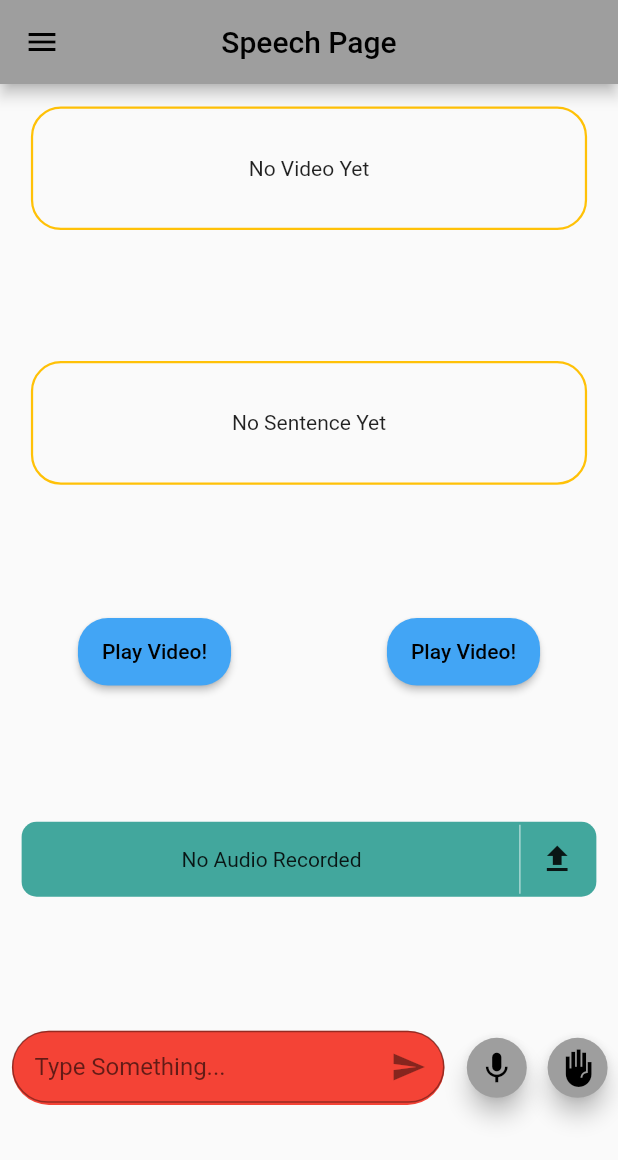
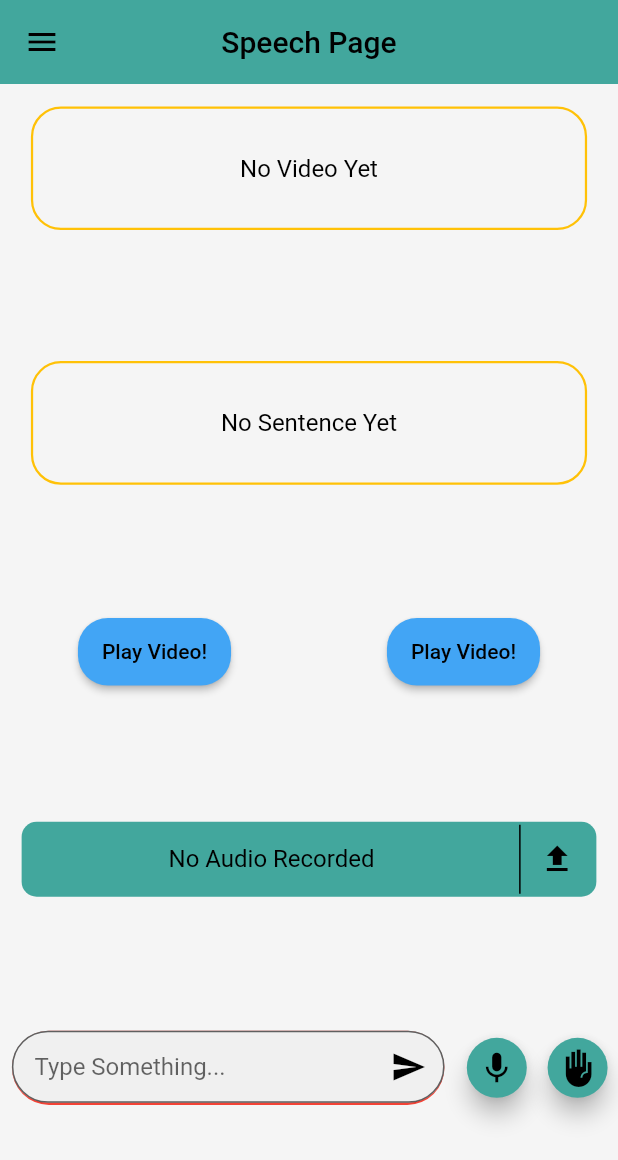
Before and after one commit to AhmedAsim-69/Speech_To_Sign_Language, a Flutter app: the screen it shows after launch, on a phone screen of 412 x 824 dp. Shown: the top 1160 px of the screen. Run offline on Flutter 3.47's test engine with Material 2 defaults, Android fonts, the phone set to English and light mode, and no system bars; drawn by our look-alikes of modal_progress_hud_nsn; our stand-ins replace audioplayers, chewie, google_fonts, permission_handler, shared_preferences, video_player; missing offline and left inert: audio_waveforms, flutter_sound; Roboto replaces fonts that are missing (GoogleSans).

Commit message:
Added Support for Light/Dark mode + Defined Theme

```diff
--- a/lib/utils/theme_data.dart
+++ b/lib/utils/theme_data.dart
@@ -1,26 +1,199 @@
 import 'package:flutter/material.dart';
+import 'package:google_fonts/google_fonts.dart';
 
 import 'package:stsl/services/user_simple_preferences.dart';
 
 class ThemeNotifier with ChangeNotifier {
-  final darkTheme = ThemeData(
-    primarySwatch: Colors.grey,
-    primaryColor: Colors.black,
-    brightness: Brightness.dark,
-    backgroundColor: const Color(0xFF212121),
-    // accentColor: Colors.white,
-    // accentIconTheme: IconThemeData(color: Colors.black),
-    dividerColor: Colors.black12,
+  final lightTheme = ThemeData(
+    colorScheme: ColorScheme.fromSwatch().copyWith(
+      primary: const Color(0xFF42a79d),
+      secondary: const Color(0xFF42a79d),
+    ),
+    fontFamily: "GoogleSans",
+    primaryTextTheme: GoogleFonts.acmeTextTheme(),
+    brightness: Brightness.light,
+    backgroundColor: const Color(0xFFF5F5F5),
+    scaffoldBackgroundColor: const Color(0xFFF5F5F5),
+    appBarTheme: const AppBarTheme(
+      elevation: 0,
+      color: Color(0xFF42a79d),
+      foregroundColor: Colors.black,
+      iconTheme: IconThemeData(color: Colors.black),
+    ),
+    bottomAppBarColor: Colors.white,
+    iconTheme: const IconThemeData(color: Colors.black),
+    textTheme: const TextTheme(
+      headline1: TextStyle(
+        color: Colors.black,
+        fontSize: 32,
+        fontWeight: FontWeight.bold,
+      ),
+      headline2: TextStyle(
+        color: Colors.black,
+        fontSize: 24,
+        fontWeight: FontWeight.bold,
+      ),
+      headline3: TextStyle(
+        color: Colors.black,
+        fontSize: 18,
+        fontWeight: FontWeight.bold,
+      ),
+      bodyText1: TextStyle(
+        color: Colors.black,
+        fontSize: 16,
+      ),
+      bodyText2: TextStyle(
+        color: Colors.black,
+        fontSize: 16,
+      ),
+    ),
+    elevatedButtonTheme: ElevatedButtonThemeData(
+      style: ButtonStyle(
+        backgroundColor: MaterialStateProperty.all<Color>(
+          const Color(0xFF42a79d),
+        ),
+        foregroundColor: MaterialStateProperty.all<Color>(Colors.black),
+      ),
+    ),
+    inputDecorationTheme: InputDecorationTheme(
+      hintStyle: TextStyle(
+        color: Colors.grey[400],
+      ),
+      suffixIconColor: Colors.black,
+      border: OutlineInputBorder(
+        borderRadius: BorderRadius.circular(8),
+        borderSide: const BorderSide(
+          color: Color(0xFF56c1b1),
+          width: 0,
+        ),
+      ),
+      focusedBorder: OutlineInputBorder(
+        borderRadius: BorderRadius.circular(100),
+        borderSide: const BorderSide(
+          color: Color(0xFF56c1b1),
+          width: 1,
+        ),
+      ),
+      errorBorder: OutlineInputBorder(
+        borderRadius: BorderRadius.circular(100.0),
+        borderSide: const BorderSide(
+          color: Colors.red,
+          width: 1.0,
+        ),
+      ),
+      errorStyle: TextStyle(
+        backgroundColor: Colors.red.withOpacity(0.1),
+        fontSize: 12,
+        color: Colors.red,
+      ),
+      filled: true,
+      fillColor: const Color(0xFFF0F0F0),
+      contentPadding: const EdgeInsets.symmetric(vertical: 16, horizontal: 16),
+    ),
+    cardColor: const Color(0x00000000),
+    dividerColor: Colors.black,
+    floatingActionButtonTheme: const FloatingActionButtonThemeData(
+      backgroundColor: Color(0xFF42a79d),
+      foregroundColor: Colors.black,
+    ),
+    visualDensity: VisualDensity.adaptivePlatformDensity,
   );
 
-  final lightTheme = ThemeData(
-    primarySwatch: Colors.grey,
-    primaryColor: Colors.white,
-    brightness: Brightness.light,
-    backgroundColor: const Color(0xFFE5E5E5),
-    // accentColor: Colors.black,
-    // accentIconTheme: IconThemeData(color: Colors.white),
-    dividerColor: Colors.white54,
+  final darkTheme = ThemeData(
+    colorScheme: ColorScheme.fromSwatch().copyWith(
+      primary: const Color(0xFF42a79d),
+      secondary: const Color(0xFF42a79d),
+      brightness: Brightness.dark,
+    ),
+    fontFamily: "GoogleSans",
+    primaryTextTheme: GoogleFonts.acmeTextTheme(),
+    backgroundColor: Colors.black,
+    scaffoldBackgroundColor: Colors.black,
+    appBarTheme: const AppBarTheme(
+      elevation: 0,
+      color: Color(0xFF42a79d),
+      foregroundColor: Color(0xFFF5F5F5),
+      iconTheme: IconThemeData(color: Color(0xFFF5F5F5)),
+    ),
+    bottomAppBarColor: Colors.black,
+    iconTheme: const IconThemeData(color: Color(0xFFF5F5F5)),
+    textTheme: const TextTheme(
+      headline1: TextStyle(
+        color: Color(0xFFF5F5F5),
+        fontSize: 32,
+        fontWeight: FontWeight.bold,
+      ),
+      headline2: TextStyle(
+        color: Color(0xFFF5F5F5),
+        fontSize: 24,
+        fontWeight: FontWeight.bold,
+      ),
+      headline3: TextStyle(
+        color: Color(0xFFF5F5F5),
+        fontSize: 18,
+        fontWeight: FontWeight.bold,
+      ),
+      bodyText1: TextStyle(
+        color: Color(0xFFF5F5F5),
+        fontSize: 16,
+      ),
+      bodyText2: TextStyle(
+        color: Color(0xFFF5F5F5),
+        fontSize: 16,
+      ),
+    ),
+    elevatedButtonTheme: ElevatedButtonThemeData(
+      style: ButtonStyle(
+        backgroundColor: MaterialStateProperty.all<Color>(
+          const Color(0xFF42a79d),
+        ),
+        foregroundColor: MaterialStateProperty.all<Color>(
+          const Color(0xFFF5F5F5),
+        ),
+      ),
+    ),
+    inputDecorationTheme: InputDecorationTheme(
+      hintStyle: TextStyle(
+        color: Colors.grey[400],
+      ),
+      suffixIconColor: const Color(0xFFF5F5F5),
+      border: OutlineInputBorder(
+        borderRadius: BorderRadius.circular(8),
+        borderSide: const BorderSide(
+          color: Color(0xFF56c1b1),
+          width: 0,
+        ),
+      ),
+      focusedBorder: OutlineInputBorder(
+        borderRadius: BorderRadius.circular(100),
+        borderSide: const BorderSide(
+          color: Color(0xFF56c1b1),
+          width: 1,
+        ),
+      ),
+      errorBorder: OutlineInputBorder(
+        borderRadius: BorderRadius.circular(100.0),
+        borderSide: const BorderSide(
+          color: Colors.red,
+          width: 1.0,
+        ),
+      ),
+      errorStyle: TextStyle(
+        backgroundColor: Colors.red.withOpacity(0.1),
+        fontSize: 12,
+        color: Colors.red,
+      ),
+      filled: true,
+      fillColor: Colors.black,
+      contentPadding: const EdgeInsets.symmetric(vertical: 16, horizontal: 16),
+    ),
+    cardColor: const Color(0xFFF5F5F5),
+    dividerColor: const Color(0xFFF5F5F5),
+    floatingActionButtonTheme: const FloatingActionButtonThemeData(
+      backgroundColor: Color(0xFF42a79d),
+      foregroundColor: Color(0xFFF5F5F5),
+    ),
+    visualDensity: VisualDensity.adaptivePlatformDensity,
   );
 
   ThemeData _themeData = ThemeData();
```
